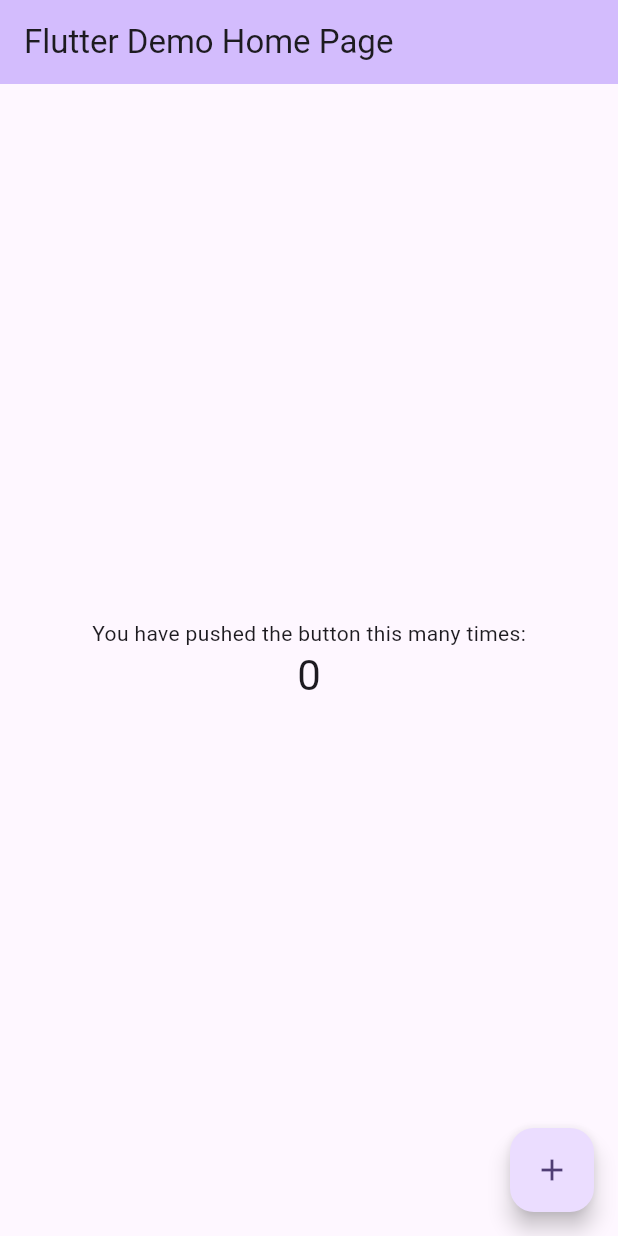
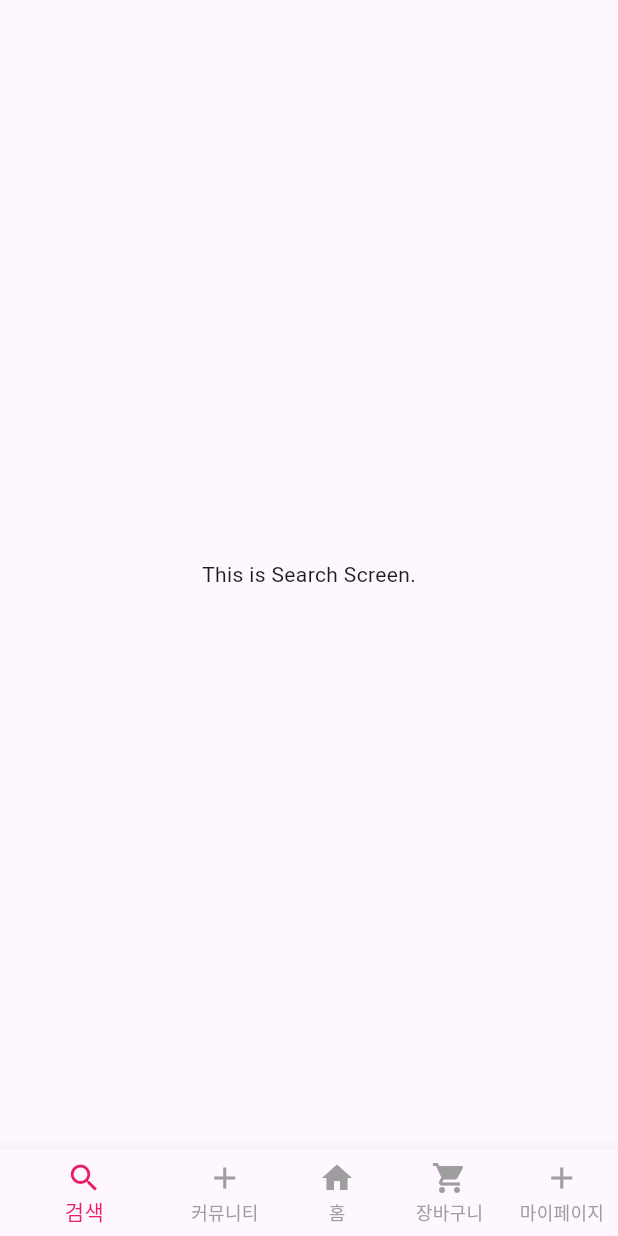
Before and after one commit to LIKELION-Android-Bootcamp-4th/AOS-05-DamDiet, a Flutter app: the screen it shows after launch, on a phone screen of 412 x 824 dp. Run offline on Flutter 3.47's test engine with Material 3 defaults, Android fonts, the light colour scheme and no system bars.

Commit message:
Feat HomeScreen routing

```diff
--- a/lib/main.dart
+++ b/lib/main.dart
@@ -1,122 +1,48 @@
+import 'package:damdiet/screen/home_screen.dart';
 import 'package:flutter/material.dart';
+import 'package:provider/provider.dart';
 
 void main() {
-  runApp(const MyApp());
+  runApp(const DamDietApp());
 }
 
-class MyApp extends StatelessWidget {
-  const MyApp({super.key});
+class DamDietApp extends StatelessWidget {
+  const DamDietApp({super.key});
 
   // This widget is the root of your application.
   @override
   Widget build(BuildContext context) {
     return MaterialApp(
-      title: 'Flutter Demo',
+      title: 'DamDiet',
       theme: ThemeData(
-        // This is the theme of your application.
-        //
-        // TRY THIS: Try running your application with "flutter run". You'll see
-        // the application has a purple toolbar. Then, without quitting the app,
-        // try changing the seedColor in the colorScheme below to Colors.green
-        // and then invoke "hot reload" (save your changes or press the "hot
-        // reload" button in a Flutter-supported IDE, or press "r" if you used
-        // the command line to start the app).
-        //
-        // Notice that the counter didn't reset back to zero; the application
-        // state is not lost during the reload. To reset the state, use hot
-        // restart instead.
-        //
-        // This works for code too, not just values: Most code changes can be
-        // tested with just a hot reload.
+
         colorScheme: ColorScheme.fromSeed(seedColor: Colors.deepPurple),
       ),
-      home: const MyHomePage(title: 'Flutter Demo Home Page'),
+      home: const MyHomePage(),
     );
   }
 }
 
 class MyHomePage extends StatefulWidget {
-  const MyHomePage({super.key, required this.title});
-
-  // This widget is the home page of your application. It is stateful, meaning
-  // that it has a State object (defined below) that contains fields that affect
-  // how it looks.
-
-  // This class is the configuration for the state. It holds the values (in this
-  // case the title) provided by the parent (in this case the App widget) and
-  // used by the build method of the State. Fields in a Widget subclass are
-  // always marked "final".
-
-  final String title;
+  const MyHomePage({super.key});
 
   @override
   State<MyHomePage> createState() => _MyHomePageState();
 }
 
 class _MyHomePageState extends State<MyHomePage> {
-  int _counter = 0;
-
-  void _incrementCounter() {
-    setState(() {
-      // This call to setState tells the Flutter framework that something has
-      // changed in this State, which causes it to rerun the build method below
-      // so that the display can reflect the updated values. If we changed
-      // _counter without calling setState(), then the build method would not be
-      // called again, and so nothing would appear to happen.
-      _counter++;
-    });
-  }
-
   @override
   Widget build(BuildContext context) {
-    // This method is rerun every time setState is called, for instance as done
-    // by the _incrementCounter method above.
-    //
-    // The Flutter framework has been optimized to make rerunning build methods
-    // fast, so that you can just rebuild anything that needs updating rather
-    // than having to individually change instances of widgets.
-    return Scaffold(
-      appBar: AppBar(
-        // TRY THIS: Try changing the color here to a specific color (to
-        // Colors.amber, perhaps?) and trigger a hot reload to see the AppBar
-        // change color while the other colors stay the same.
-        backgroundColor: Theme.of(context).colorScheme.inversePrimary,
-        // Here we take the value from the MyHomePage object that was created by
-        // the App.build method, and use it to set our appbar title.
-        title: Text(widget.title),
+    return MaterialApp(
+      home: HomeScreen()
+    );
+    /*return MultiProvider(
+      providers: [
+
+      ],
+      child: MaterialApp(
+        home: HomeScreen(),
       ),
-      body: Center(
-        // Center is a layout widget. It takes a single child and positions it
-        // in the middle of the parent.
-        child: Column(
-          // Column is also a layout widget. It takes a list of children and
-          // arranges them vertically. By default, it sizes itself to fit its
-          // children horizontally, and tries to be as tall as its parent.
-          //
-          // Column has various properties to control how it sizes itself and
-          // how it positions its children. Here we use mainAxisAlignment to
-          // center the children vertically; the main axis here is the vertical
-          // axis because Columns are vertical (the cross axis would be
-          // horizontal).
-          //
-          // TRY THIS: Invoke "debug painting" (choose the "Toggle Debug Paint"
-          // action in the IDE, or press "p" in the console), to see the
-          // wireframe for each widget.
-          mainAxisAlignment: MainAxisAlignment.center,
-          children: <Widget>[
-            const Text('You have pushed the button this many times:'),
-            Text(
-              '$_counter',
-              style: Theme.of(context).textTheme.headlineMedium,
-            ),
-          ],
-        ),
-      ),
-      floatingActionButton: FloatingActionButton(
-        onPressed: _incrementCounter,
-        tooltip: 'Increment',
-        child: const Icon(Icons.add),
-      ), // This trailing comma makes auto-formatting nicer for build methods.
-    );
+    );*/
   }
 }
--- /dev/null
+++ b/lib/screen/home_screen.dart
@@ -0,0 +1,98 @@
+import 'package:animations/animations.dart';
+import 'package:damdiet/screen/cart_screen.dart';
+import 'package:damdiet/screen/community/community_home_screen.dart';
+import 'package:damdiet/screen/mypage_screen.dart';
+import 'package:damdiet/screen/search_screen.dart';
+import 'package:flutter/material.dart';
+
+class HomeScreen extends StatefulWidget {
+  const HomeScreen({super.key});
+
+  @override
+  State<HomeScreen> createState() => _HomeScreenState();
+}
+
+class _HomeScreenState extends State<HomeScreen> {
+  int _selectedIndex = 0;
+  final List<Widget> _widgetOptions = <Widget> [
+    SearchScreen(),
+    CommunityHomeScreen(),
+    DamDietHomeScreen(),
+    CartScreen(),
+    MyPageScreen()
+  ];
+
+  void _onItemTapped(int index) {
+    setState(() {
+      _selectedIndex = index;
+    });
+  }
+
+  @override
+  Widget build(BuildContext context) {
+    return Scaffold(
+      appBar: null,
+      body: PageTransitionSwitcher(
+        duration: Duration(milliseconds: 1000),
+        transitionBuilder: (
+            Widget child,
+            Animation<double> animation,
+            Animation<double> secondaryAnimation,
+            ) {
+          return FadeThroughTransition(
+            animation: animation,
+            secondaryAnimation: secondaryAnimation,
+            child: child,
+          );
+        },
+        child: _widgetOptions[_selectedIndex]
+      ),
+      bottomNavigationBar: BottomNavigationBar(
+        items: [
+          BottomNavigationBarItem(
+            icon: Icon(Icons.search),
+            label: '검색'
+          ),
+          BottomNavigationBarItem(
+              icon: Icon(Icons.add),
+              label: '커뮤니티'
+          ),
+          BottomNavigationBarItem(
+              icon: Icon(Icons.home),
+              label: '홈'
+          ),
+          BottomNavigationBarItem(
+              icon: Icon(Icons.shopping_cart),
+              label: '장바구니'
+          ),
+          BottomNavigationBarItem(
+              icon: Icon(Icons.add),
+              label: '마이페이지'
+          ),
+        ],
+        currentIndex: _selectedIndex,
+        showUnselectedLabels: true,
+        unselectedItemColor: Colors.grey,
+        selectedItemColor: Colors.pink,
+        onTap: _onItemTapped
+
+      ),
+    );
+  }
+}
+
+class DamDietHomeScreen extends StatelessWidget {
+  const DamDietHomeScreen({super.key});
+
+  @override
+  Widget build(BuildContext context) {
+    return Center(
+      child: Column(
+        mainAxisAlignment: MainAxisAlignment.center,
+        children: [
+          Text('This is Home Screen.')
+        ],
+      ),
+    );
+  }
+}
--- /dev/null
+++ b/lib/screen/search_screen.dart
@@ -0,0 +1,17 @@
+import 'package:flutter/material.dart';
+
+class SearchScreen extends StatelessWidget {
+  const SearchScreen({super.key});
+
+  @override
+  Widget build(BuildContext context) {
+    return Center(
+      child: Column(
+        mainAxisAlignment: MainAxisAlignment.center,
+        children: [
+          Text('This is Search Screen.')
+        ],
+      ),
+    );
+  }
+}
--- a/pubspec.yaml
+++ b/pubspec.yaml
@@ -34,6 +34,9 @@ dependencies:
   # The following adds the Cupertino Icons font to your application.
   # Use with the CupertinoIcons class for iOS style icons.
   cupertino_icons: ^1.0.8
+  provider: ^6.1.5
+  path: ^1.8.3
+  animations: ^2.0.8
 
 dev_dependencies:
   flutter_test:
```
Also changed, not shown: lib/routes/app_routes.dart (added, +7 -0 lines), lib/screen/cart_screen.dart (added, +17 -0 lines), lib/screen/community/community_home_screen.dart (added, +17 -0 lines), lib/screen/mypage_screen.dart (added, +17 -0 lines), lib/screen/community/community_detail_screen.dart (added), lib/screen/community/community_write_screen.dart (added), lib/screen/kcal_calculator_screen.dart (added), lib/screen/login/login_signin_screen.dart (added), lib/screen/login/login_signup_screen.dart (added), lib/screen/login/set_nickname_screen.dart (added), lib/screen/payment_screen.dart (added), lib/screen/product_detail_screen.dart (added), lib/screen/products_screen.dart (added), pubspec.lock, 1 other file.
